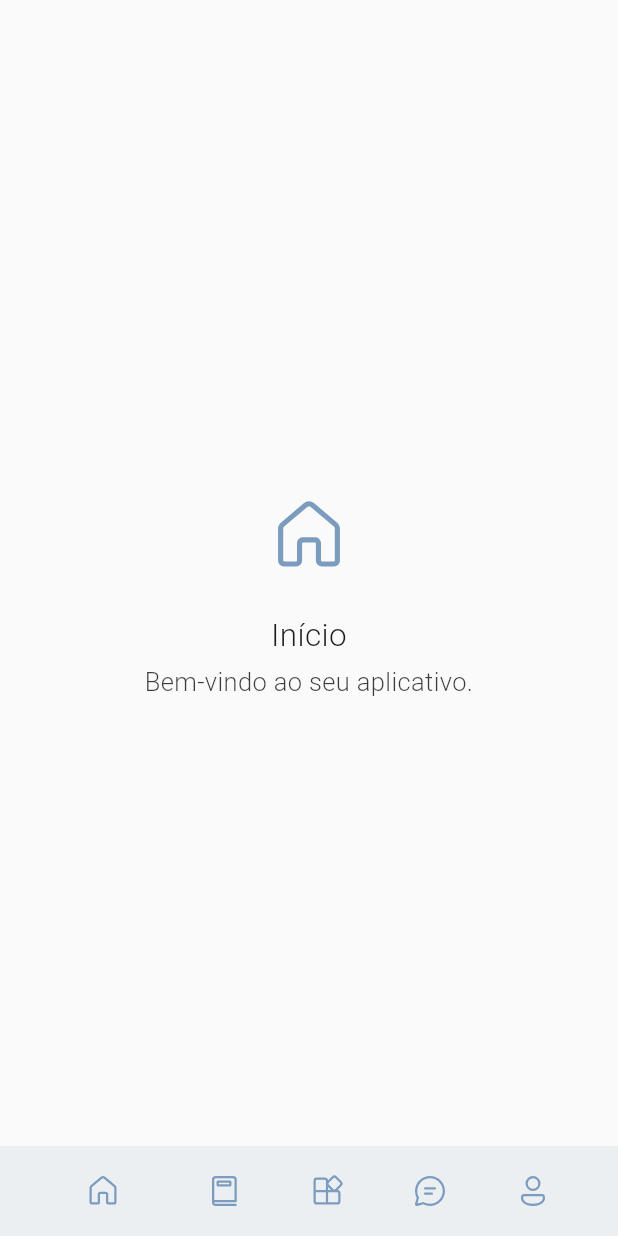
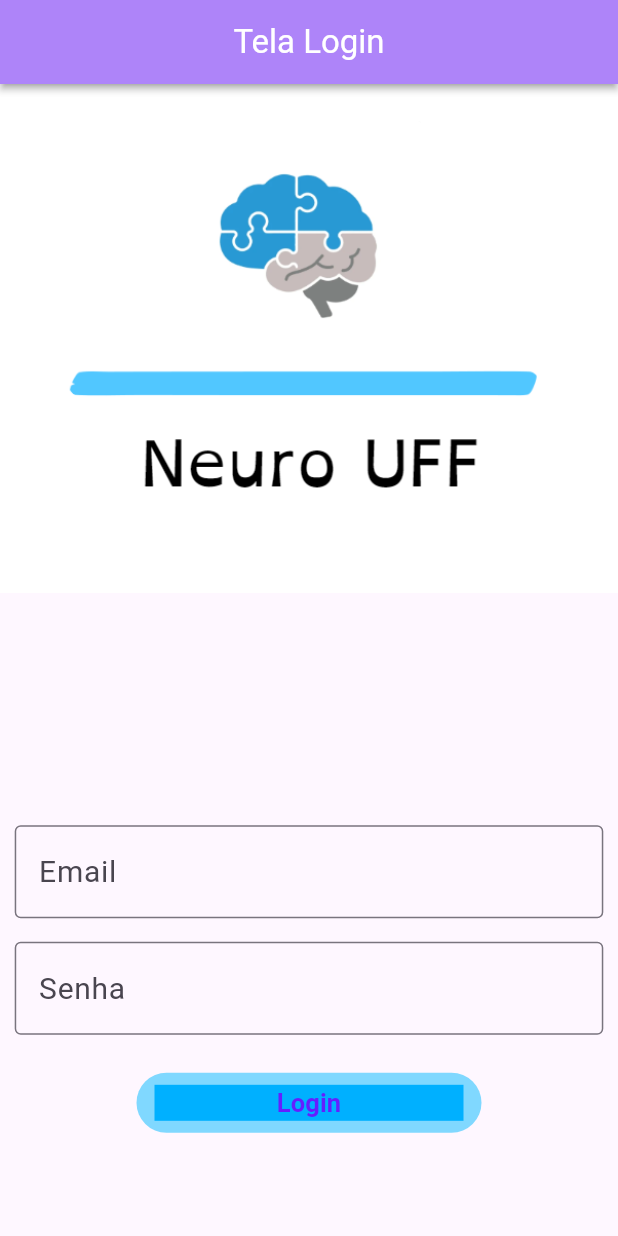
Before and after one commit to intsnow/neuro-uff, a Flutter app: the screen it shows after launch, on a phone screen of 412 x 824 dp. Run offline on Flutter 3.47's test engine with Material 3 defaults, Android fonts, the light colour scheme and no system bars; our stand-ins replace fluentui_system_icons, shared_preferences; Roboto replaces fonts that are missing (Calibri, calibri).

Commit message:
Implementando prototipo de TelaLogin

```diff
--- a/lib/main.dart
+++ b/lib/main.dart
@@ -1,25 +1,87 @@
 import 'package:flutter/material.dart';
-import 'pages/home_page.dart';
+import 'package:neuro_uff/pages/login_page.dart';
+import 'package:shared_preferences/shared_preferences.dart';
 
 void main() {
   runApp(const MyApp());
 }
 
-class MyApp extends StatelessWidget {
+class MyApp extends StatefulWidget {
   const MyApp({super.key});
 
+  @override
+  State<StatefulWidget> createState() => _MyAppState();
+
+}
+
+class _MyAppState extends State<MyApp>{
+
+  ThemeData _currentTheme = _lightTheme;
+
   // This widget is the root of your application.
+
+  @override
+  void initState() {
+    // TODO: implement initState
+    super.initState();
+    _loadTheme();
+  }
+
+  void _loadTheme() async {
+    final prefs = await SharedPreferences.getInstance();
+    final isDarkTheme = prefs.getBool('isDarkTheme') ?? false;
+    setState(() {
+      _currentTheme = isDarkTheme ? _darkTheme : _lightTheme;
+    });
+  }
+
+  void _changeTheme(bool isDarkTheme) async {
+    final prefs = await SharedPreferences.getInstance();
+    setState(() {
+      _currentTheme = isDarkTheme ? _darkTheme : _lightTheme;
+      prefs.setBool('isDarkTheme', isDarkTheme);
+    });
+  }
+
+  static final ThemeData _lightTheme = ThemeData(
+    brightness: Brightness.light,
+    appBarTheme: AppBarTheme(
+      backgroundColor: Color(0xFFF5F5F5), // Branco meio acinzentado
+      elevation: 2, // Adiciona uma linha na parte inferior
+      shadowColor: Colors.grey, // Cor da linha
+      iconTheme: IconThemeData(color: Colors.black),
+      titleTextStyle: TextStyle(color: Colors.black, fontSize: 20),
+    ),
+  );
+
+  static final ThemeData _darkTheme = ThemeData(
+    brightness: Brightness.dark,
+    appBarTheme: AppBarTheme(
+      backgroundColor: Color(0xFF6200EA), // Roxo para combinar com tema escuro
+      elevation: 2, // Adiciona uma linha na parte inferior
+      shadowColor: Colors.black, // Cor da linha
+      iconTheme: IconThemeData(color: Colors.white),
+      titleTextStyle: TextStyle(color: Colors.white, fontSize: 20),
+    ),
+  );
+
+
+
   @override
   Widget build(BuildContext context)
   {
     return MaterialApp(
-      title: 'NeuroUFF',
-      theme: ThemeData(
-        colorScheme: ColorScheme.fromSeed(seedColor: Colors.purpleAccent.shade400),
-        useMaterial3: true,
-      ),
+        title: 'NeuroUFF',
+        theme: _currentTheme,
 
-      home: const HomePage(title: 'Início')
+        home: LoginPage(
+            title: 'Tela Login',
+            currentTheme: _currentTheme,
+            onThemeChanged: _changeTheme,
+
+        )
+
     );
   }
+
 }
--- a/lib/pages/home_page.dart
+++ b/lib/pages/home_page.dart
@@ -119,11 +119,15 @@ class _HomePageState extends State<HomePage> {
                       ),
 
                       onPressed: () {
-                        Navigator.push(
+                        //    Navega, incluindo a animação, somente se estiver
+                        //  fora da tela que irá navegar.
+                        if (context.widget is! HomePage ) {
+                          Navigator.push(
                             context, MaterialPageRoute(
-                                builder: (context) =>  HomePage(title: title,)
+                            builder: (context) => HomePage(title: title,)
                             )
-                        );
+                          );
+                        }
 
                       },
                     ),
@@ -135,8 +139,20 @@ class _HomePageState extends State<HomePage> {
                         color: Color.fromRGBO(124, 156, 191, 1)),
                     Icon(fluIcon.FluentIcons.chat_32_regular,
                         color: Color.fromRGBO(124, 156, 191, 1)),
-                    Icon(fluIcon.FluentIcons.person_32_regular,
-                        color: Color.fromRGBO(124, 156, 191, 1)),
+
+                    IconButton(
+                      icon:  Icon(
+                          fluIcon.FluentIcons.person_32_regular,
+                          color: Color.fromRGBO(124, 156, 191, 1)
+                      ),
+
+
+                      onPressed: () {
+
+
+                      },
+
+                    )
                   ],
                 ),
 
--- /dev/null
+++ b/lib/pages/login_page.dart
@@ -0,0 +1,190 @@
+import 'dart:math';
+
+import 'package:flutter/material.dart';
+import 'package:fluentui_system_icons/fluentui_system_icons.dart' as fluIcon;
+import 'package:neuro_uff/pages/home_page.dart';
+import 'package:shared_preferences/shared_preferences.dart';
+//import 'pages/home_page.dart';
+
+class LoginPage extends StatefulWidget{
+
+  const LoginPage({super.key, required this.title,
+    required this.currentTheme,
+    required this.onThemeChanged
+  });
+
+  final String title;
+  final ThemeData currentTheme;
+  final Function(bool) onThemeChanged;
+
+  @override
+  State<StatefulWidget> createState() => _LoginPageState();
+
+}
+
+class _LoginPageState extends State<LoginPage>{
+
+  @override
+  Widget build(BuildContext context) {
+
+    final screenHeight = MediaQuery.of(context).size.height;
+    final screenWidth  = MediaQuery.of(context).size.width;
+    final String title = super.widget.title;
+
+    return Scaffold(
+
+      appBar: AppBar(
+        centerTitle: true,
+        backgroundColor: Colors.deepPurpleAccent.shade100,
+        title: Text(title),
+        titleTextStyle: TextStyle(
+          fontFamily: 'Calibri',
+          fontSize: 22
+        ),
+
+
+      ),
+
+      body: Stack(
+
+        children: [
+
+          Align(
+            alignment: Alignment(0,-1),
+
+            child: Image.asset('lib/assets/images/neuroUff_logo.png'),
+
+
+
+
+            ),
+
+            Align(
+              alignment: Alignment.bottomCenter,
+
+              child:Container(
+                alignment: Alignment.bottomCenter,
+
+                  child: Align(
+                    alignment: Alignment(0,0.4),
+
+                    child: SizedBox(
+                      width: screenWidth/1.05,
+
+                        child: TextFormField(
+                            decoration: InputDecoration(
+                              border: OutlineInputBorder(),
+                              hintText: "Email",
+                              hintStyle: TextStyle(
+                                fontFamily: "calibri",
+                                fontSize: 20
+                              )
+
+                          ),
+                       ),
+                    )
+                  )
+              )
+            ),
+
+          Align(
+              alignment: Alignment.bottomCenter,
+
+              child:Container(
+                  alignment: Alignment.bottomCenter,
+
+                  child: Align(
+                      alignment: Alignment(0,0.62),
+
+                      child: SizedBox(
+                        width: screenWidth/1.05,
+
+                        child: TextFormField(
+                          decoration: InputDecoration(
+                              border: OutlineInputBorder(),
+                              hintText: "Senha",
+                              hintStyle: TextStyle(
+                                  fontFamily: "calibri",
+                                  fontSize: 20
+                              )
+
+                          ),
+                        ),
+                      )
+                  )
+              )
+          ),
+
+          Align(
+            alignment: Alignment(0,0.82),
+
+            child: TextButton(
+              style: ButtonStyle(
+                backgroundColor: WidgetStatePropertyAll(Colors.lightBlueAccent.shade100),
+                overlayColor: WidgetStatePropertyAll(Colors.blueAccent.shade400),
+                foregroundColor: WidgetStatePropertyAll(Colors.deepPurpleAccent.shade400),
+              ),
+
+              child: SizedBox(
+                width: screenWidth/2,
+
+                child: ColoredBox(
+                  color: Colors.lightBlueAccent.shade400,
+
+                  child: Text(
+                    "Login",
+                    textAlign: TextAlign.center,
+
+                    style: TextStyle(
+                      fontSize: 17,
+                      fontFamily: 'calibri',
+                      fontWeight: FontWeight.bold,
+
+                      //backgroundColor: Colors.lightBlueAccent.shade100,
+                    ),
+                  ),
+
+                ),
+              ),
+
+              onPressed: () {
+                Navigator.push( context,
+                  MaterialPageRoute(
+                      builder: (context) =>
+                      HomePage(title: 'Início',)
+                  )
+                );
+              },
+
+
+            ),
+
+          )
+
+
+
+
+        ],
+
+
+
+      ),
+
+
+
+
+
+
+
+
+    );
+
+
+  }
+
+
+
+
+
+
+}
--- a/pubspec.yaml
+++ b/pubspec.yaml
@@ -18,6 +18,7 @@ dependencies:
   cupertino_icons: ^1.0.8
   fluentui_system_icons: ^1.1.215
   relative_scale: ^2.0.0
+  shared_preferences: ^2.2.2
 
 
 dev_dependencies:
@@ -30,3 +31,5 @@ dev_dependencies:
 flutter:
 
   uses-material-design: true
+  assets:
+    - lib/assets/images/neuroUff_logo.png
```
Also changed, not shown: lib/assets/images/neuroUff_logo.png (added), pubspec.lock, 1 other file.
